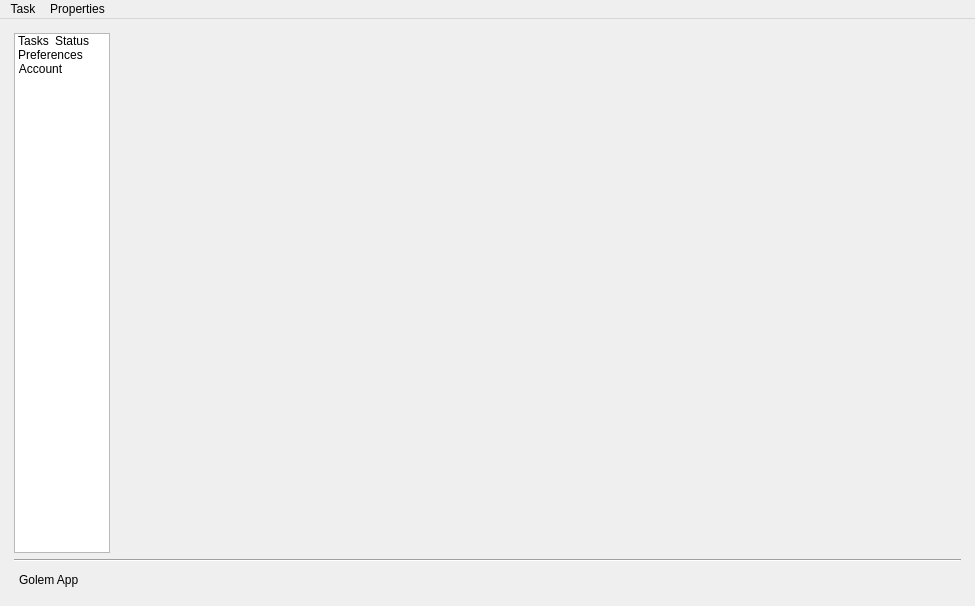
The window that gnr/ui/AppMainWindow.ui (golemfactory/clay) describes before a commit, drawn with Qt 5.
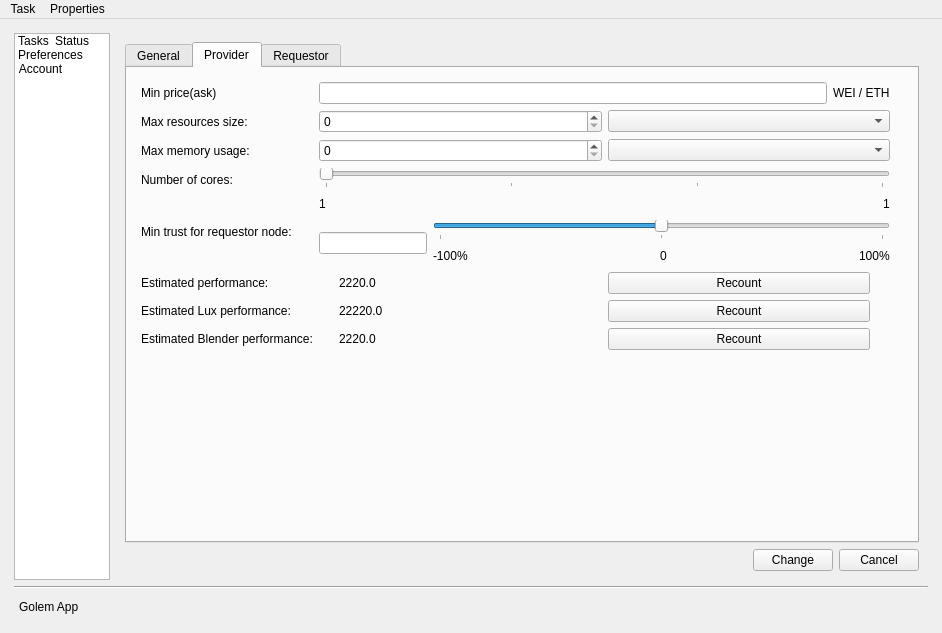
The same window after the commit. The open tabs and pages were chosen to show the change. Icons and pictures are not drawn. Custom widgets are drawn as their Qt base class.

Commit message: configuration window to settings

The edit to the form file:
```diff
--- a/gnr/ui/AppMainWindow.ui
+++ b/gnr/ui/AppMainWindow.ui
@@ -6,8 +6,8 @@
    <rect>
     <x>0</x>
     <y>0</y>
-    <width>975</width>
-    <height>606</height>
+    <width>942</width>
+    <height>633</height>
    </rect>
   </property>
   <property name="sizePolicy">
@@ -610,7 +610,639 @@
             </item>
            </layout>
           </widget>
-          <widget class="QWidget" name="preferencePage"/>
+          <widget class="QWidget" name="preferencePage">
+           <layout class="QGridLayout" name="gridLayout_5">
+            <item row="0" column="0">
+             <widget class="QTabWidget" name="settingsTab">
+              <property name="currentIndex">
+               <number>0</number>
+              </property>
+              <widget class="QWidget" name="generalTab">
+               <attribute name="title">
+                <string>General</string>
+               </attribute>
+               <layout class="QGridLayout" name="gridLayout_11">
+                <item row="0" column="0">
+                 <layout class="QGridLayout" name="gridLayout_7">
+                  <property name="margin">
+                   <number>5</number>
+                  </property>
+                  <item row="0" column="0">
+                   <layout class="QFormLayout" name="formLayout_4">
+                    <property name="fieldGrowthPolicy">
+                     <enum>QFormLayout::AllNonFixedFieldsGrow</enum>
+                    </property>
+                    <item row="0" column="0">
+                     <widget class="QLabel" name="label_10">
+                      <property name="text">
+                       <string>Seed address:</string>
+                      </property>
+                     </widget>
+                    </item>
+                    <item row="1" column="0">
+                     <widget class="QLabel" name="label_11">
+                      <property name="text">
+                       <string>Seed port:</string>
+                      </property>
+                     </widget>
+                    </item>
+                    <item row="0" column="1">
+                     <widget class="QLineEdit" name="hostAddressLineEdit"/>
+                    </item>
+                    <item row="1" column="1">
+                     <widget class="QLineEdit" name="hostIPLineEdit"/>
+                    </item>
+                    <item row="2" column="0">
+                     <widget class="QLabel" name="label_37">
+                      <property name="text">
+                       <string>Listen on IPv6</string>
+                      </property>
+                     </widget>
+                    </item>
+                    <item row="2" column="1">
+                     <widget class="QCheckBox" name="useIp6CheckBox">
+                      <property name="text">
+                       <string/>
+                      </property>
+                     </widget>
+                    </item>
+                    <item row="3" column="0">
+                     <widget class="QLabel" name="label_28">
+                      <property name="enabled">
+                       <bool>false</bool>
+                      </property>
+                      <property name="text">
+                       <string>Ethereum accont</string>
+                      </property>
+                     </widget>
+                    </item>
+                    <item row="3" column="1">
+                     <layout class="QHBoxLayout" name="horizontalLayout_13">
+                      <item>
+                       <widget class="QLineEdit" name="ethAccountLineEdit">
+                        <property name="enabled">
+                         <bool>false</bool>
+                        </property>
+                       </widget>
+                      </item>
+                      <item>
+                       <widget class="QLabel" name="accountStatusLabel">
+                        <property name="enabled">
+                         <bool>false</bool>
+                        </property>
+                        <property name="text">
+                         <string>Wrong value</string>
+                        </property>
+                       </widget>
+                      </item>
+                     </layout>
+                    </item>
+                   </layout>
+                  </item>
+                  <item row="0" column="1">
+                   <widget class="QLabel" name="label_15">
+                    <property name="text">
+                     <string/>
+                    </property>
+                    <property name="alignment">
+                     <set>Qt::AlignLeading|Qt::AlignLeft|Qt::AlignTop</set>
+                    </property>
+                   </widget>
+                  </item>
+                 </layout>
+                </item>
+               </layout>
+              </widget>
+              <widget class="QWidget" name="providerTab">
+               <attribute name="title">
+                <string>Provider</string>
+               </attribute>
+               <layout class="QGridLayout" name="gridLayout_10">
+                <item row="0" column="0">
+                 <layout class="QGridLayout" name="gridLayout_6">
+                  <property name="margin">
+                   <number>5</number>
+                  </property>
+                  <item row="0" column="0">
+                   <layout class="QFormLayout" name="formLayout_3">
+                    <property name="fieldGrowthPolicy">
+                     <enum>QFormLayout::AllNonFixedFieldsGrow</enum>
+                    </property>
+                    <item row="1" column="0">
+                     <widget class="QLabel" name="label_7">
+                      <property name="text">
+                       <string>Max resources size:</string>
+                      </property>
+                     </widget>
+                    </item>
+                    <item row="1" column="1">
+                     <layout class="QHBoxLayout" name="horizontalLayout_5">
+                      <item>
+                       <widget class="QSpinBox" name="maxResourceSizeSpinBox">
+                        <property name="maximum">
+                         <number>999999</number>
+                        </property>
+                       </widget>
+                      </item>
+                      <item>
+                       <widget class="QComboBox" name="maxResourceSizeComboBox"/>
+                      </item>
+                     </layout>
+                    </item>
+                    <item row="2" column="0">
+                     <widget class="QLabel" name="label_8">
+                      <property name="text">
+                       <string>Max memory usage:</string>
+                      </property>
+                     </widget>
+                    </item>
+                    <item row="2" column="1">
+                     <layout class="QHBoxLayout" name="horizontalLayout_6">
+                      <item>
+                       <widget class="QSpinBox" name="maxMemoryUsageSpinBox">
+                        <property name="maximum">
+                         <number>999999</number>
+                        </property>
+                       </widget>
+                      </item>
+                      <item>
+                       <widget class="QComboBox" name="maxMemoryUsageComboBox"/>
+                      </item>
+                     </layout>
+                    </item>
+                    <item row="3" column="0">
+                     <widget class="QLabel" name="label_9">
+                      <property name="text">
+                       <string>Number of cores:</string>
+                      </property>
+                     </widget>
+                    </item>
+                    <item row="3" column="1">
+                     <layout class="QVBoxLayout" name="verticalLayout">
+                      <item>
+                       <widget class="QSlider" name="numCoresSlider">
+                        <property name="minimum">
+                         <number>1</number>
+                        </property>
+                        <property name="maximum">
+                         <number>4</number>
+                        </property>
+                        <property name="singleStep">
+                         <number>4</number>
+                        </property>
+                        <property name="pageStep">
+                         <number>1</number>
+                        </property>
+                        <property name="orientation">
+                         <enum>Qt::Horizontal</enum>
+                        </property>
+                        <property name="tickPosition">
+                         <enum>QSlider::TicksBelow</enum>
+                        </property>
+                        <property name="tickInterval">
+                         <number>1</number>
+                        </property>
+                       </widget>
+                      </item>
+                      <item>
+                       <layout class="QHBoxLayout" name="horizontalLayout_2">
+                        <item>
+                         <widget class="QLabel" name="coresMinLabel">
+                          <property name="text">
+                           <string>1</string>
+                          </property>
+                         </widget>
+                        </item>
+                        <item>
+                         <spacer name="horizontalSpacer_2">
+                          <property name="orientation">
+                           <enum>Qt::Horizontal</enum>
+                          </property>
+                          <property name="sizeHint" stdset="0">
+                           <size>
+                            <width>40</width>
+                            <height>20</height>
+                           </size>
+                          </property>
+                         </spacer>
+                        </item>
+                        <item>
+                         <widget class="QLabel" name="coresMaxLabel">
+                          <property name="text">
+                           <string>1</string>
+                          </property>
+                         </widget>
+                        </item>
+                       </layout>
+                      </item>
+                     </layout>
+                    </item>
+                    <item row="4" column="0">
+                     <widget class="QLabel" name="label_25">
+                      <property name="text">
+                       <string>Min trust for requestor node:</string>
+                      </property>
+                     </widget>
+                    </item>
+                    <item row="4" column="1">
+                     <layout class="QHBoxLayout" name="horizontalLayout_3">
+                      <item>
+                       <widget class="QLineEdit" name="requestingTrustLineEdit">
+                        <property name="sizePolicy">
+                         <sizepolicy hsizetype="Maximum" vsizetype="Fixed">
+                          <horstretch>0</horstretch>
+                          <verstretch>0</verstretch>
+                         </sizepolicy>
+                        </property>
+                       </widget>
+                      </item>
+                      <item>
+                       <layout class="QVBoxLayout" name="verticalLayout_3">
+                        <item>
+                         <widget class="QSlider" name="requestingTrustSlider">
+                          <property name="minimum">
+                           <number>-100</number>
+                          </property>
+                          <property name="maximum">
+                           <number>100</number>
+                          </property>
+                          <property name="orientation">
+                           <enum>Qt::Horizontal</enum>
+                          </property>
+                          <property name="tickPosition">
+                           <enum>QSlider::TicksBelow</enum>
+                          </property>
+                          <property name="tickInterval">
+                           <number>100</number>
+                          </property>
+                         </widget>
+                        </item>
+                        <item>
+                         <layout class="QHBoxLayout" name="horizontalLayout_4">
+                          <item>
+                           <widget class="QLabel" name="label_19">
+                            <property name="text">
+                             <string>-100%</string>
+                            </property>
+                           </widget>
+                          </item>
+                          <item>
+                           <spacer name="horizontalSpacer_3">
+                            <property name="orientation">
+                             <enum>Qt::Horizontal</enum>
+                            </property>
+                            <property name="sizeHint" stdset="0">
+                             <size>
+                              <width>40</width>
+                              <height>20</height>
+                             </size>
+                            </property>
+                           </spacer>
+                          </item>
+                          <item>
+                           <widget class="QLabel" name="label_20">
+                            <property name="text">
+                             <string>0</string>
+                            </property>
+                           </widget>
+                          </item>
+                          <item>
+                           <spacer name="horizontalSpacer_4">
+                            <property name="orientation">
+                             <enum>Qt::Horizontal</enum>
+                            </property>
+                            <property name="sizeHint" stdset="0">
+                             <size>
+                              <width>40</width>
+                              <height>20</height>
+                             </size>
+                            </property>
+                           </spacer>
+                          </item>
+                          <item>
+                           <widget class="QLabel" name="label_18">
+                            <property name="text">
+                             <string>100%</string>
+                            </property>
+                           </widget>
+                          </item>
+                         </layout>
+                        </item>
+                       </layout>
+                      </item>
+                     </layout>
+                    </item>
+                    <item row="5" column="0">
+                     <widget class="QLabel" name="label_24">
+                      <property name="text">
+                       <string>Estimated performance:</string>
+                      </property>
+                     </widget>
+                    </item>
+                    <item row="6" column="0">
+                     <widget class="QLabel" name="label_26">
+                      <property name="text">
+                       <string>Estimated Lux performance:</string>
+                      </property>
+                     </widget>
+                    </item>
+                    <item row="7" column="0">
+                     <widget class="QLabel" name="label_27">
+                      <property name="text">
+                       <string>Estimated Blender performance:</string>
+                      </property>
+                     </widget>
+                    </item>
+                    <item row="5" column="1">
+                     <layout class="QHBoxLayout" name="horizontalLayout_10">
+                      <property name="leftMargin">
+                       <number>20</number>
+                      </property>
+                      <property name="rightMargin">
+                       <number>20</number>
+                      </property>
+                      <item>
+                       <widget class="QLabel" name="performanceLabel">
+                        <property name="text">
+                         <string>2220.0</string>
+                        </property>
+                       </widget>
+                      </item>
+                      <item>
+                       <widget class="QPushButton" name="recountButton">
+                        <property name="text">
+                         <string>Recount</string>
+                        </property>
+                       </widget>
+                      </item>
+                     </layout>
+                    </item>
+                    <item row="6" column="1">
+                     <layout class="QHBoxLayout" name="horizontalLayout_11">
+                      <property name="leftMargin">
+                       <number>20</number>
+                      </property>
+                      <property name="rightMargin">
+                       <number>20</number>
+                      </property>
+                      <item>
+                       <widget class="QLabel" name="luxPerformanceLabel">
+                        <property name="text">
+                         <string>22220.0</string>
+                        </property>
+                       </widget>
+                      </item>
+                      <item>
+                       <widget class="QPushButton" name="recountLuxButton">
+                        <property name="text">
+                         <string>Recount</string>
+                        </property>
+                       </widget>
+                      </item>
+                     </layout>
+                    </item>
+                    <item row="7" column="1">
+                     <layout class="QHBoxLayout" name="horizontalLayout_12">
+                      <property name="leftMargin">
+                       <number>20</number>
+                      </property>
+                      <property name="rightMargin">
+                       <number>20</number>
+                      </property>
+                      <item>
+                       <widget class="QLabel" name="blenderPerformanceLabel">
+                        <property name="text">
+                         <string>2220.0</string>
+                        </property>
+                       </widget>
+                      </item>
+                      <item>
+                       <widget class="QPushButton" name="recountBlenderButton">
+                        <property name="text">
+                         <string>Recount</string>
+                        </property>
+                       </widget>
+                      </item>
+                     </layout>
+                    </item>
+                    <item row="0" column="0">
+                     <widget class="QLabel" name="label_29">
+                      <property name="text">
+                       <string>Min price(ask)</string>
+                      </property>
+                     </widget>
+                    </item>
+                    <item row="0" column="1">
+                     <layout class="QHBoxLayout" name="horizontalLayout_14">
+                      <item>
+                       <widget class="QLineEdit" name="minPriceLineEdit"/>
+                      </item>
+                      <item>
+                       <widget class="QLabel" name="label_31">
+                        <property name="text">
+                         <string>WEI / ETH</string>
+                        </property>
+                       </widget>
+                      </item>
+                     </layout>
+                    </item>
+                   </layout>
+                  </item>
+                  <item row="0" column="1">
+                   <widget class="QLabel" name="label_3">
+                    <property name="text">
+                     <string/>
+                    </property>
+                    <property name="alignment">
+                     <set>Qt::AlignLeading|Qt::AlignLeft|Qt::AlignTop</set>
+                    </property>
+                   </widget>
+                  </item>
+                 </layout>
+                </item>
+               </layout>
+              </widget>
+              <widget class="QWidget" name="requestorTab">
+               <attribute name="title">
+                <string>Requestor</string>
+               </attribute>
+               <layout class="QGridLayout" name="gridLayout_9">
+                <item row="0" column="0">
+                 <layout class="QGridLayout" name="gridLayout_8">
+                  <item row="0" column="1">
+                   <widget class="QLabel" name="label_13">
+                    <property name="text">
+                     <string/>
+                    </property>
+                    <property name="alignment">
+                     <set>Qt::AlignLeading|Qt::AlignLeft|Qt::AlignTop</set>
+                    </property>
+                   </widget>
+                  </item>
+                  <item row="0" column="0">
+                   <layout class="QFormLayout" name="formLayout_5">
+                    <item row="1" column="0">
+                     <widget class="QLabel" name="label_17">
+                      <property name="text">
+                       <string>Max trust for computing node:</string>
+                      </property>
+                     </widget>
+                    </item>
+                    <item row="1" column="1">
+                     <layout class="QHBoxLayout" name="horizontalLayout_8">
+                      <item>
+                       <widget class="QLineEdit" name="computingTrustLineEdit"/>
+                      </item>
+                      <item>
+                       <layout class="QVBoxLayout" name="verticalLayout_4">
+                        <item>
+                         <widget class="QSlider" name="computingTrustSlider">
+                          <property name="minimum">
+                           <number>-100</number>
+                          </property>
+                          <property name="maximum">
+                           <number>100</number>
+                          </property>
+                          <property name="orientation">
+                           <enum>Qt::Horizontal</enum>
+                          </property>
+                          <property name="tickPosition">
+                           <enum>QSlider::TicksBelow</enum>
+                          </property>
+                          <property name="tickInterval">
+                           <number>100</number>
+                          </property>
+                         </widget>
+                        </item>
+                        <item>
+                         <layout class="QHBoxLayout" name="horizontalLayout_9">
+                          <item>
+                           <widget class="QLabel" name="label_21">
+                            <property name="text">
+                             <string>-100%</string>
+                            </property>
+                           </widget>
+                          </item>
+                          <item>
+                           <spacer name="horizontalSpacer_5">
+                            <property name="orientation">
+                             <enum>Qt::Horizontal</enum>
+                            </property>
+                            <property name="sizeHint" stdset="0">
+                             <size>
+                              <width>40</width>
+                              <height>20</height>
+                             </size>
+                            </property>
+                           </spacer>
+                          </item>
+                          <item>
+                           <widget class="QLabel" name="label_22">
+                            <property name="text">
+                             <string>0</string>
+                            </property>
+                           </widget>
+                          </item>
+                          <item>
+                           <spacer name="horizontalSpacer_6">
+                            <property name="orientation">
+                             <enum>Qt::Horizontal</enum>
+                            </property>
+                            <property name="sizeHint" stdset="0">
+                             <size>
+                              <width>40</width>
+                              <height>20</height>
+                             </size>
+                            </property>
+                           </spacer>
+                          </item>
+                          <item>
+                           <widget class="QLabel" name="label_23">
+                            <property name="text">
+                             <string>100%</string>
+                            </property>
+                           </widget>
+                          </item>
+                         </layout>
+                        </item>
+                       </layout>
+                      </item>
+                     </layout>
+                    </item>
+                    <item row="0" column="0">
+                     <widget class="QLabel" name="label_30">
+                      <property name="text">
+                       <string>Max price (bid) </string>
+                      </property>
+                     </widget>
+                    </item>
+                    <item row="0" column="1">
+                     <layout class="QHBoxLayout" name="horizontalLayout_15">
+                      <item>
+                       <widget class="QLineEdit" name="maxPriceLineEdit"/>
+                      </item>
+                      <item>
+                       <widget class="QLabel" name="label_33">
+                        <property name="text">
+                         <string>WEI / ETH</string>
+                        </property>
+                       </widget>
+                      </item>
+                     </layout>
+                    </item>
+                   </layout>
+                  </item>
+                 </layout>
+                </item>
+               </layout>
+              </widget>
+             </widget>
+            </item>
+            <item row="1" column="0">
+             <layout class="QHBoxLayout" name="horizontalLayout_7">
+              <item>
+               <spacer name="horizontalSpacer">
+                <property name="orientation">
+                 <enum>Qt::Horizontal</enum>
+                </property>
+                <property name="sizeHint" stdset="0">
+                 <size>
+                  <width>40</width>
+                  <height>20</height>
+                 </size>
+                </property>
+               </spacer>
+              </item>
+              <item>
+               <widget class="QPushButton" name="settingsOkButton">
+                <property name="sizePolicy">
+                 <sizepolicy hsizetype="Maximum" vsizetype="Fixed">
+                  <horstretch>0</horstretch>
+                  <verstretch>0</verstretch>
+                 </sizepolicy>
+                </property>
+                <property name="text">
+                 <string>Change</string>
+                </property>
+               </widget>
+              </item>
+              <item>
+               <widget class="QPushButton" name="settingsCancelButton">
+                <property name="sizePolicy">
+                 <sizepolicy hsizetype="Maximum" vsizetype="Fixed">
+                  <horstretch>0</horstretch>
+                  <verstretch>0</verstretch>
+                 </sizepolicy>
+                </property>
+                <property name="text">
+                 <string>Cancel</string>
+                </property>
+               </widget>
+              </item>
+             </layout>
+            </item>
+           </layout>
+          </widget>
           <widget class="QWidget" name="accountPage">
            <layout class="QGridLayout" name="gridLayout_4">
             <item row="0" column="0">
@@ -772,7 +1404,7 @@
     <rect>
      <x>0</x>
      <y>0</y>
-     <width>975</width>
+     <width>942</width>
      <height>21</height>
     </rect>
    </property>
```
Left out of the diff: 1 changed line with no effect on the pictures. The commit also changes 4 other files.
